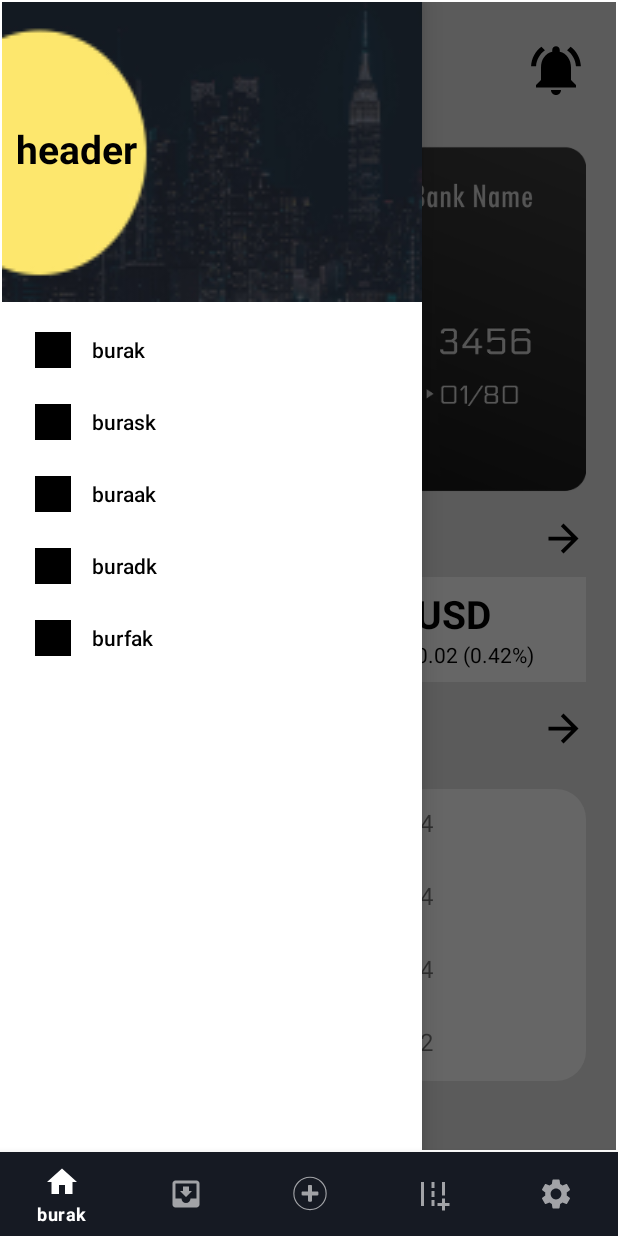
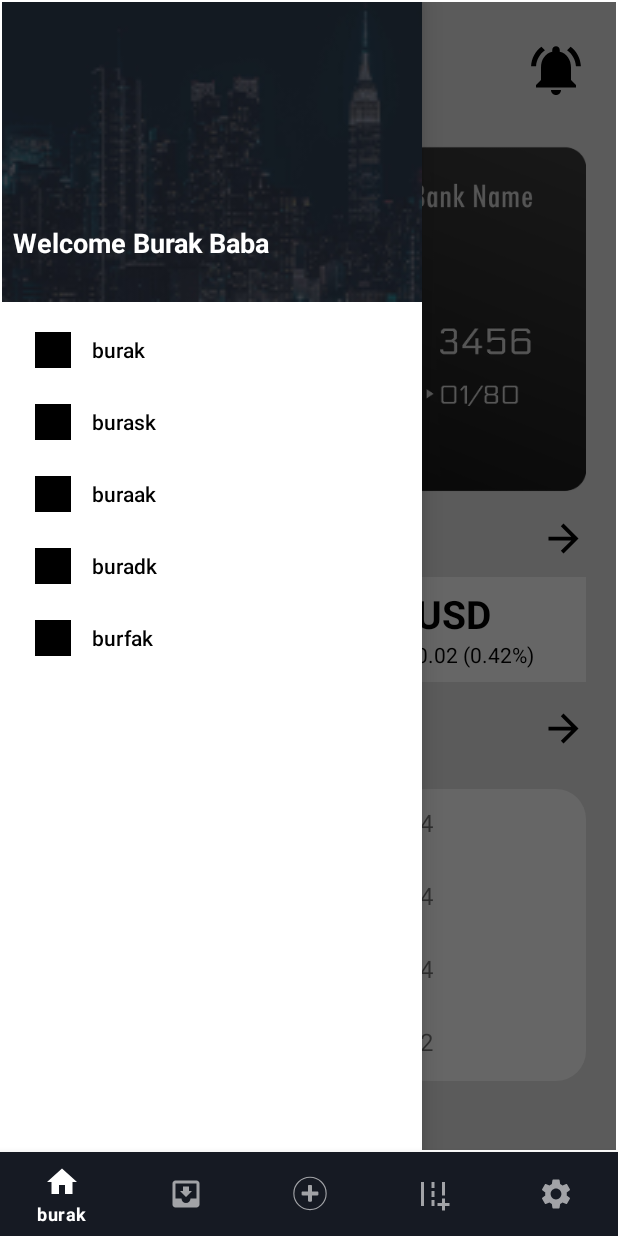
Before and after one commit to burakselcuk1/BottomNavMenu, an Android app: the screen it shows after launch (MainActivity), with the side drawer open, on a phone screen of 412 x 824 dp. Run offline under Robolectric (Android 15) with nearby library versions, the phone set to English and light mode, and no system bars; our stand-ins replace data binding, navigation-ui.

Commit message:
some text changed

```diff
--- a/app/src/main/res/layout/nav_header.xml
+++ b/app/src/main/res/layout/nav_header.xml
@@ -3,20 +3,20 @@
     xmlns:android="http://schemas.android.com/apk/res/android"
     xmlns:app="http://schemas.android.com/apk/res-auto"
     xmlns:tools="http://schemas.android.com/tools"
-    android:background="@drawable/okk"
+    android:background="@drawable/okkk"
     android:layout_width="match_parent"
     android:layout_height="200dp">
 
     <TextView
         android:layout_width="wrap_content"
         android:layout_height="wrap_content"
-        android:layout_marginTop="80dp"
-        android:text="header"
+        android:layout_marginTop="148dp"
+        android:text="Welcome Burak Baba"
+        android:textColor="@color/white"
+        android:textSize="18sp"
         android:textStyle="bold"
-        android:textColor="@color/black"
-        android:textSize="26sp"
         app:layout_constraintEnd_toEndOf="parent"
-        app:layout_constraintHorizontal_bias="0.048"
+        app:layout_constraintHorizontal_bias="0.066"
         app:layout_constraintStart_toStartOf="parent"
         app:layout_constraintTop_toTopOf="parent" />
 
```
Also changed, not shown: app/src/main/res/drawable-xxhdpi/okkk.jpg (added).
